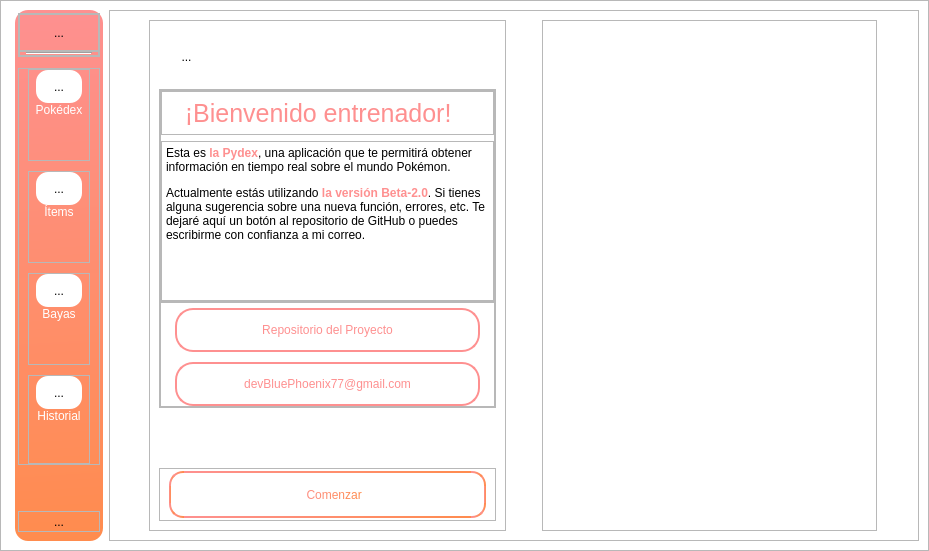
The window that resources/UI/MainApp.ui (MiguelNievesA/Py-Dex) describes before a commit, drawn with Qt 5.
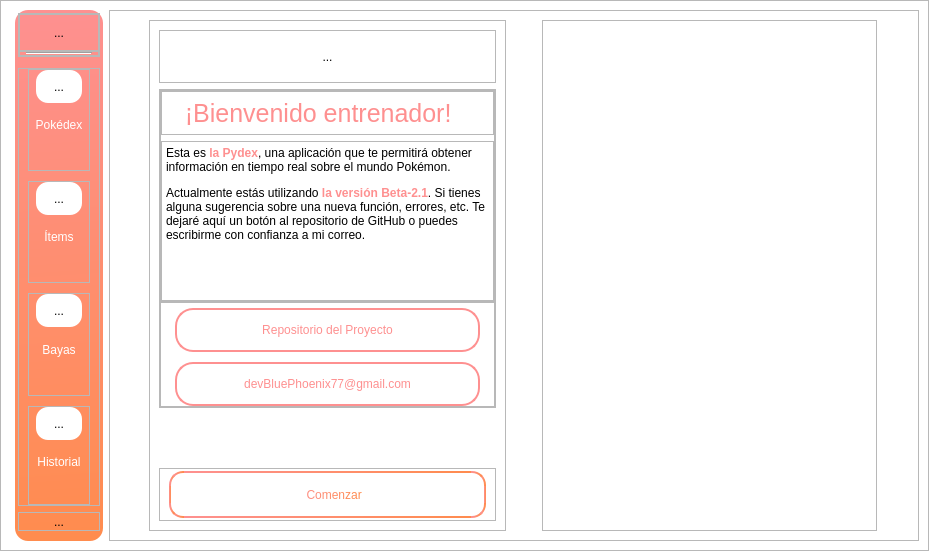
The same window after the commit. Icons and pictures are not drawn.

Patch:
```diff
--- a/resources/UI/MainApp.ui
+++ b/resources/UI/MainApp.ui
@@ -352,6 +352,19 @@
                   </property>
                  </widget>
                 </item>
+                <item>
+                 <spacer name="verticalSpacer_12">
+                  <property name="orientation">
+                   <enum>Qt::Vertical</enum>
+                  </property>
+                  <property name="sizeHint" stdset="0">
+                   <size>
+                    <width>20</width>
+                    <height>21</height>
+                   </size>
+                  </property>
+                 </spacer>
+                </item>
                 <item>
                  <widget class="QLabel" name="label_btn_1">
                   <property name="styleSheet">
@@ -449,6 +462,19 @@
                   </property>
                  </widget>
                 </item>
+                <item>
+                 <spacer name="verticalSpacer_11">
+                  <property name="orientation">
+                   <enum>Qt::Vertical</enum>
+                  </property>
+                  <property name="sizeHint" stdset="0">
+                   <size>
+                    <width>20</width>
+                    <height>21</height>
+                   </size>
+                  </property>
+                 </spacer>
+                </item>
                 <item>
                  <widget class="QLabel" name="label_btn_2">
                   <property name="styleSheet">
@@ -548,6 +574,19 @@
                   </property>
                  </widget>
                 </item>
+                <item>
+                 <spacer name="verticalSpacer_10">
+                  <property name="orientation">
+                   <enum>Qt::Vertical</enum>
+                  </property>
+                  <property name="sizeHint" stdset="0">
+                   <size>
+                    <width>20</width>
+                    <height>21</height>
+                   </size>
+                  </property>
+                 </spacer>
+                </item>
                 <item>
                  <widget class="QLabel" name="label_btn_3">
                   <property name="styleSheet">
@@ -647,6 +686,19 @@
                   </property>
                  </widget>
                 </item>
+                <item>
+                 <spacer name="verticalSpacer_9">
+                  <property name="orientation">
+                   <enum>Qt::Vertical</enum>
+                  </property>
+                  <property name="sizeHint" stdset="0">
+                   <size>
+                    <width>20</width>
+                    <height>21</height>
+                   </size>
+                  </property>
+                 </spacer>
+                </item>
                 <item>
                  <widget class="QLabel" name="label_btn_4">
                   <property name="styleSheet">
@@ -773,7 +825,7 @@
             <property name="sizeHint" stdset="0">
              <size>
               <width>20</width>
-              <height>6</height>
+              <height>7</height>
              </size>
             </property>
            </spacer>
@@ -828,6 +880,15 @@
                 </property>
                 <layout class="QVBoxLayout" name="verticalLayout_8">
                  <item>
+                  <widget class="QFrame" name="frame_33">
+                   <property name="frameShape">
+                    <enum>QFrame::StyledPanel</enum>
+                   </property>
+                   <property name="frameShadow">
+                    <enum>QFrame::Raised</enum>
+                   </property>
+                   <layout class="QHBoxLayout" name="horizontalLayout_23">
+                    <item>
                   <widget class="QToolButton" name="btn_sound">
                    <property name="sizePolicy">
                     <sizepolicy hsizetype="Expanding" vsizetype="Expanding">
@@ -855,10 +916,13 @@
                    </property>
                    <property name="iconSize">
                     <size>
-                     <width>25</width>
-                     <height>25</height>
-                    </size>
-                   </property>
+                        <width>30</width>
+                        <height>30</height>
+                       </size>
+                      </property>
+                     </widget>
+                    </item>
+                   </layout>
                   </widget>
                  </item>
                  <item>
@@ -984,7 +1048,7 @@
 p, li { white-space: pre-wrap; }
 &lt;/style&gt;&lt;/head&gt;&lt;body style=&quot; font-family:'MS Shell Dlg 2'; font-size:8.25pt; font-weight:400; font-style:normal;&quot;&gt;
 &lt;p style=&quot; margin-top:12px; margin-bottom:12px; margin-left:0px; margin-right:0px; -qt-block-indent:0; text-indent:0px;&quot;&gt;&lt;span style=&quot; font-family:'Segoe UI'; font-size:9pt;&quot;&gt;Esta es &lt;/span&gt;&lt;span style=&quot; font-family:'Segoe UI'; font-size:9pt; font-weight:696; color:#fe9090;&quot;&gt;la Pydex&lt;/span&gt;&lt;span style=&quot; font-family:'Segoe UI'; font-size:9pt;&quot;&gt;, una aplicación que te permitirá obtener información en tiempo real sobre el mundo Pokémon. &lt;/span&gt;&lt;/p&gt;
-&lt;p style=&quot; margin-top:12px; margin-bottom:12px; margin-left:0px; margin-right:0px; -qt-block-indent:0; text-indent:0px;&quot;&gt;&lt;span style=&quot; font-family:'Segoe UI'; font-size:9pt;&quot;&gt;Actualmente estás utilizando&lt;/span&gt;&lt;span style=&quot; font-family:'Segoe UI'; font-size:9pt; font-weight:696; color:#fe9090;&quot;&gt; la versión Beta-2.0&lt;/span&gt;&lt;span style=&quot; font-family:'Segoe UI'; font-size:9pt; color:#000000;&quot;&gt;. S&lt;/span&gt;&lt;span style=&quot; font-family:'Segoe UI'; font-size:9pt;&quot;&gt;i tienes alguna sugerencia sobre una nueva función, errores, etc. Te dejaré aquí un botón al repositorio de GitHub o puedes escribirme con confianza a mi correo.&lt;/span&gt;&lt;/p&gt;&lt;/body&gt;&lt;/html&gt;</string>
+&lt;p style=&quot; margin-top:12px; margin-bottom:12px; margin-left:0px; margin-right:0px; -qt-block-indent:0; text-indent:0px;&quot;&gt;&lt;span style=&quot; font-family:'Segoe UI'; font-size:9pt;&quot;&gt;Actualmente estás utilizando&lt;/span&gt;&lt;span style=&quot; font-family:'Segoe UI'; font-size:9pt; font-weight:696; color:#fe9090;&quot;&gt; la versión Beta-2.1&lt;/span&gt;&lt;span style=&quot; font-family:'Segoe UI'; font-size:9pt; color:#000000;&quot;&gt;. S&lt;/span&gt;&lt;span style=&quot; font-family:'Segoe UI'; font-size:9pt;&quot;&gt;i tienes alguna sugerencia sobre una nueva función, errores, etc. Te dejaré aquí un botón al repositorio de GitHub o puedes escribirme con confianza a mi correo.&lt;/span&gt;&lt;/p&gt;&lt;/body&gt;&lt;/html&gt;</string>
                             </property>
                            </widget>
                           </item>
```
Left out of the diff: 38 changed lines with no effect on the pictures. Lines whose indentation alone changed are shown as unchanged.
